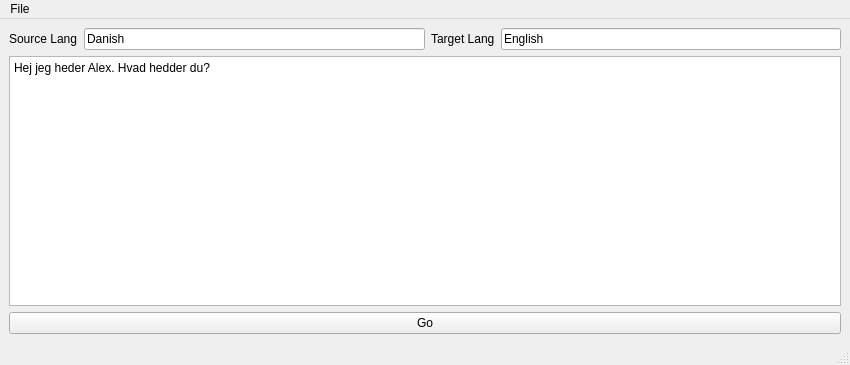
This is mainwindow.ui in hytromo/immersion as Qt 5 draws it before an edit. The edited form follows.
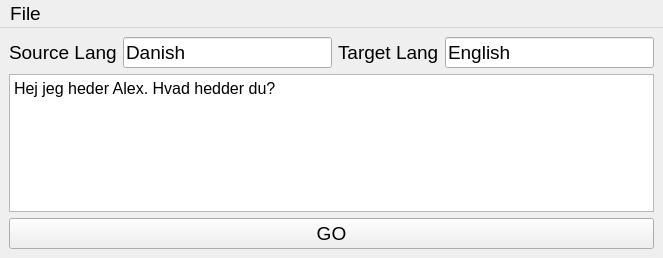
This is the edited form.

Diff of the .ui file:
```diff
--- a/mainwindow.ui
+++ b/mainwindow.ui
@@ -6,13 +6,16 @@
    <rect>
     <x>0</x>
     <y>0</y>
-    <width>850</width>
-    <height>365</height>
+    <width>663</width>
+    <height>258</height>
    </rect>
   </property>
   <property name="windowTitle">
    <string>Immersion</string>
   </property>
+  <property name="styleSheet">
+   <string notr="true">font-size: 14pt;</string>
+  </property>
   <widget class="QWidget" name="centralwidget">
    <layout class="QGridLayout" name="gridLayout">
     <item row="0" column="0">
@@ -57,6 +60,9 @@
       </item>
       <item>
        <widget class="QPlainTextEdit" name="inputText">
+        <property name="styleSheet">
+         <string notr="true">font-size: 12pt;</string>
+        </property>
         <property name="plainText">
          <string>Hej jeg heder Alex. Hvad hedder du?</string>
         </property>
@@ -65,7 +71,7 @@
       <item>
        <widget class="QPushButton" name="goButton">
         <property name="text">
-         <string>Go</string>
+         <string>GO</string>
         </property>
        </widget>
       </item>
@@ -73,14 +79,13 @@
     </item>
    </layout>
   </widget>
-  <widget class="QStatusBar" name="statusbar"/>
   <widget class="QMenuBar" name="menuBar">
    <property name="geometry">
     <rect>
      <x>0</x>
      <y>0</y>
-     <width>850</width>
-     <height>21</height>
+     <width>663</width>
+     <height>31</height>
     </rect>
    </property>
    <widget class="QMenu" name="menuFile">
```
Left out of the diff: 6 changed lines with no effect on the pictures.
